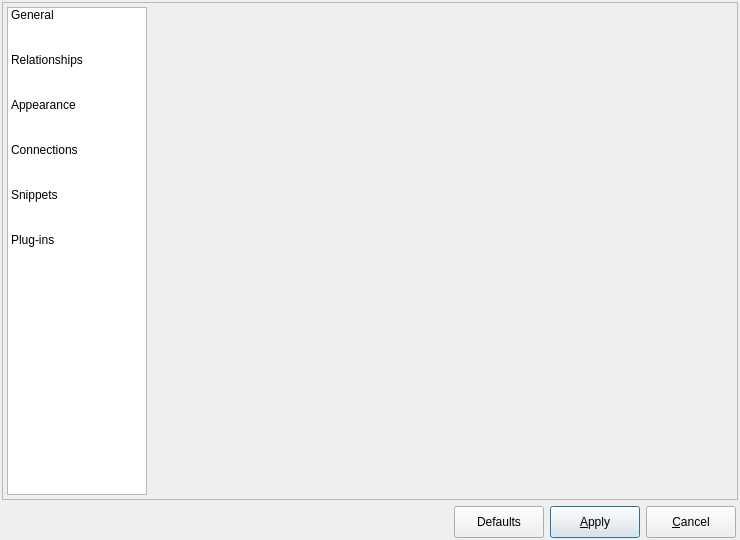
First picture: the form in libpgmodeler_ui/ui/configurationform.ui, repository pgmodeler/pgmodeler, before the edit.
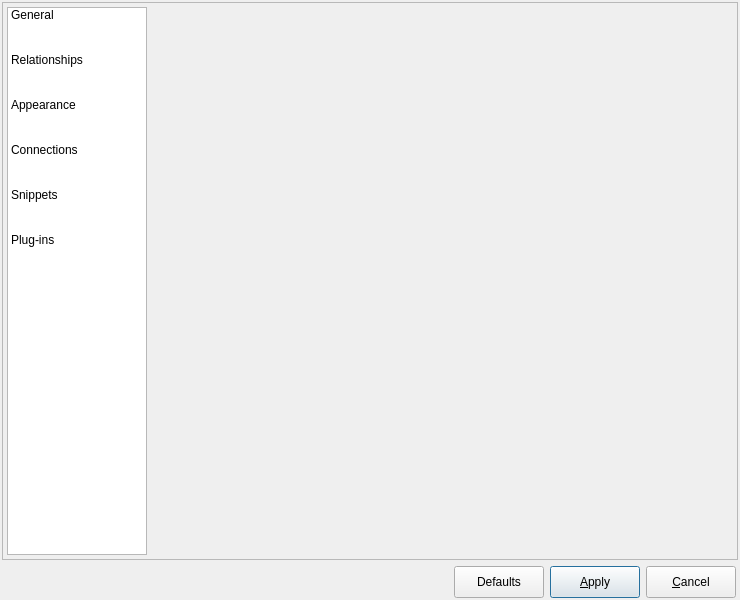
Second picture: the form after the edit. Icons and pictures are not drawn.

```diff
--- a/libpgmodeler_ui/ui/configurationform.ui
+++ b/libpgmodeler_ui/ui/configurationform.ui
@@ -10,7 +10,7 @@
     <x>0</x>
     <y>0</y>
     <width>740</width>
-    <height>540</height>
+    <height>600</height>
    </rect>
   </property>
   <property name="sizePolicy">
@@ -22,7 +22,7 @@
   <property name="minimumSize">
    <size>
     <width>640</width>
-    <height>480</height>
+    <height>600</height>
    </size>
   </property>
   <property name="windowTitle">
```
